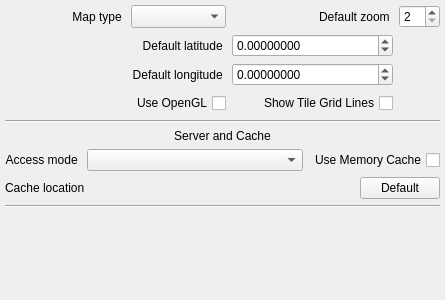
Old version of the form ground/openpilotgcs/src/plugins/opmap/opmapgadgetoptionspage.ui in the repository openpilot/OpenPilot.
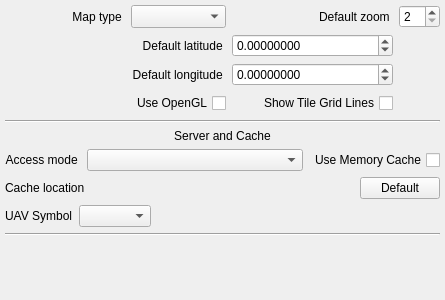
New version of the form. Custom widgets are drawn as their Qt base class.

What changed in the file:
```diff
--- a/ground/openpilotgcs/src/plugins/opmap/opmapgadgetoptionspage.ui
+++ b/ground/openpilotgcs/src/plugins/opmap/opmapgadgetoptionspage.ui
@@ -410,6 +410,46 @@
      </item>
     </layout>
    </item>
+   <item row="6" column="0">
+    <layout class="QHBoxLayout" name="horizontalLayout_2">
+     <item>
+      <widget class="QLabel" name="label_8">
+       <property name="sizePolicy">
+        <sizepolicy hsizetype="Maximum" vsizetype="Preferred">
+         <horstretch>0</horstretch>
+         <verstretch>0</verstretch>
+        </sizepolicy>
+       </property>
+       <property name="text">
+        <string>UAV Symbol</string>
+       </property>
+      </widget>
+     </item>
+     <item>
+      <widget class="QComboBox" name="uavSymbolComboBox">
+       <property name="sizePolicy">
+        <sizepolicy hsizetype="Maximum" vsizetype="Fixed">
+         <horstretch>0</horstretch>
+         <verstretch>0</verstretch>
+        </sizepolicy>
+       </property>
+      </widget>
+     </item>
+     <item>
+      <spacer name="horizontalSpacer">
+       <property name="orientation">
+        <enum>Qt::Horizontal</enum>
+       </property>
+       <property name="sizeHint" stdset="0">
+        <size>
+         <width>40</width>
+         <height>20</height>
+        </size>
+       </property>
+      </spacer>
+     </item>
+    </layout>
+   </item>
   </layout>
  </widget>
  <customwidgets>
```
